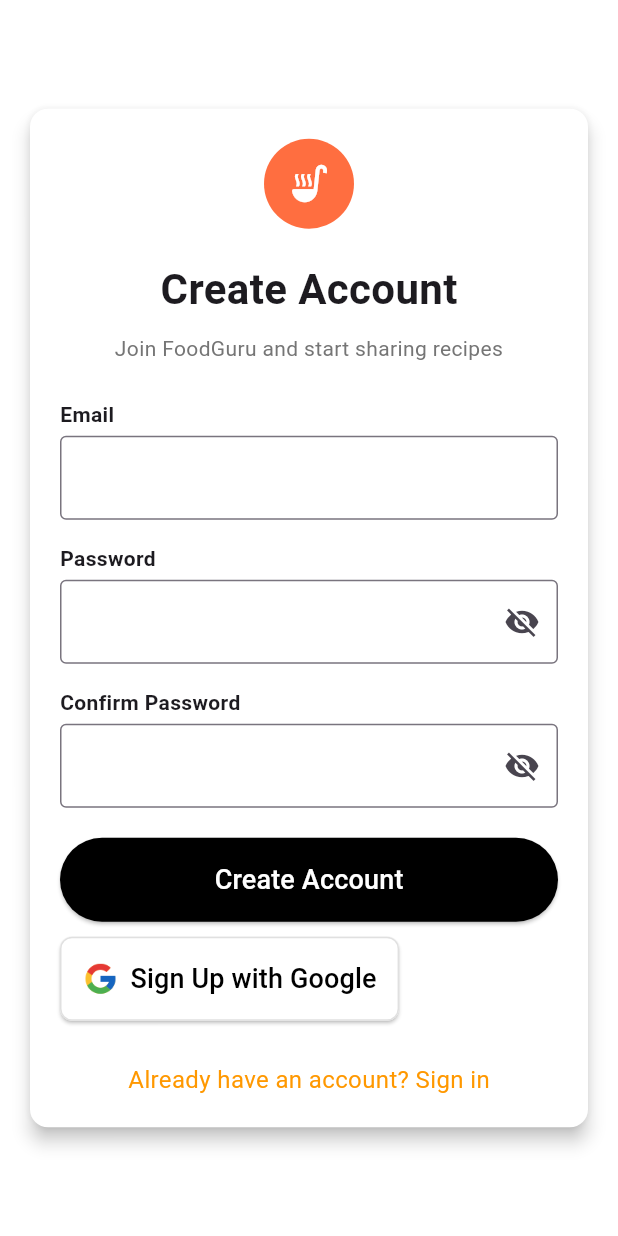
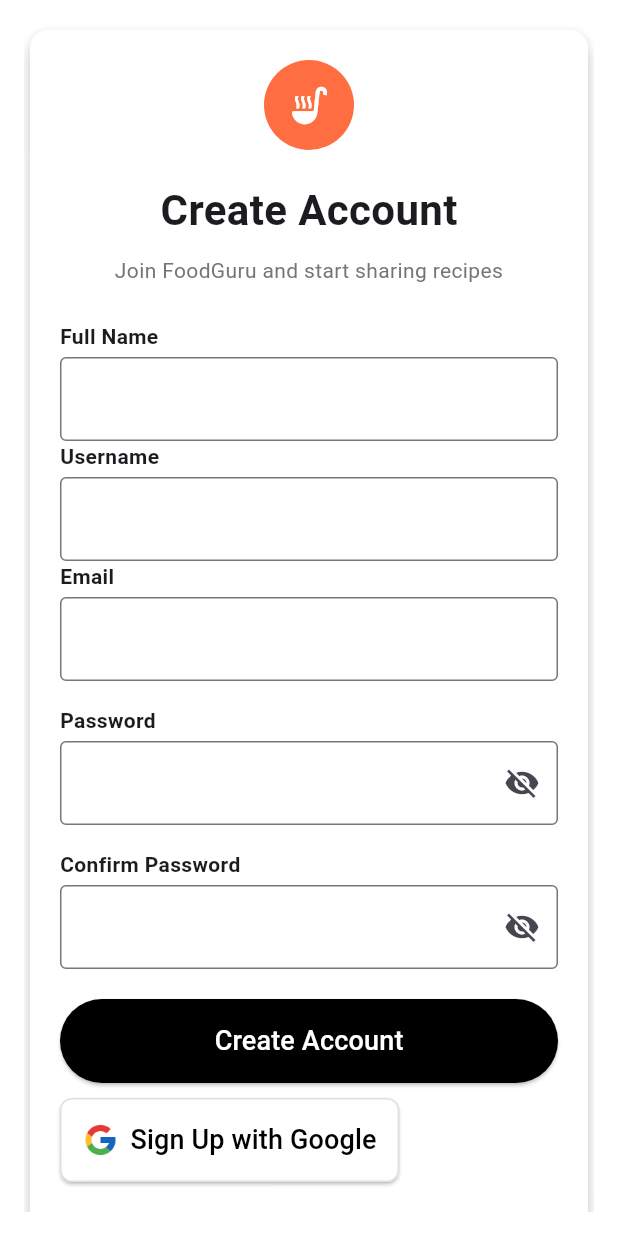
Before and after one commit to APrimero12/food-guru-app, a Flutter app: the SignUpScreen screen opened by its route, on a phone screen of 412 x 824 dp. Run offline on Flutter 3.47's test engine with Material 3 defaults, Android fonts, the phone set to English and light mode, and no system bars; our stand-ins replace firebase_auth, firebase_core, google_sign_in; accounts and stored records are empty; network calls fail.

Commit message:
Added the missing fields in the sign up page

```diff
--- a/lib/views/home_navigation.dart
+++ b/lib/views/home_navigation.dart
@@ -25,7 +25,7 @@ class _MyExplorePageState extends State<MyExplorePage> {
   int _bottomNavIndex = 0; // Tracks the selected item in the BottomNavigationBar
   AppView _currentAppView = AppView.homeTabs; // Tracks the currently displayed main view
 
-  // IMPORTANT: This list now represents ONLY the pages accessible via the BottomNavigationBar
+  //This list now represents ONLY the pages accessible via the BottomNavigationBar
   final List<Widget> _bottomNavPages = const [
     ExploreContent(),
     FriendsPage(),
--- a/lib/views/login/signup_screen.dart
+++ b/lib/views/login/signup_screen.dart
@@ -11,6 +11,8 @@ class SignUpScreen extends StatefulWidget {
 }
 
 class _SignUpScreenState extends State<SignUpScreen> {
+  final _fullNameController = TextEditingController();
+  final _usernameController = TextEditingController();
   final _emailController = TextEditingController();
   final _passwordController = TextEditingController();
   final _confirmPasswordController = TextEditingController();
@@ -22,6 +24,8 @@ class _SignUpScreenState extends State<SignUpScreen> {
 
   @override
   void dispose() {
+    _fullNameController.dispose();
+    _emailController.dispose();
     _emailController.dispose();
     _passwordController.dispose();
     _confirmPasswordController.dispose();
@@ -30,11 +34,15 @@ class _SignUpScreenState extends State<SignUpScreen> {
 
   Future<void> _signUp() async {
     final authService = Provider.of<AuthService>(context, listen: false); // Access AuthService via Provider
+
+    final fullName = _fullNameController.text.trim();
+    final username = _usernameController.text.trim();
     final email = _emailController.text.trim();
     final password = _passwordController.text;
     final confirm = _confirmPasswordController.text;
 
-    if (email.isEmpty || password.isEmpty || confirm.isEmpty) {
+    if (fullName.isEmpty || username.isEmpty || email.isEmpty
+        || password.isEmpty || confirm.isEmpty) {
       setState(() => _errorMessage = 'Please fill in all fields.');
       return;
     }
@@ -163,6 +171,25 @@ class _SignUpScreenState extends State<SignUpScreen> {
                       ),
                     ),
                     SizedBox(height: 24),
+                    // User sign up full name inputs
+                    Text('Full Name', style: TextStyle(fontWeight: FontWeight.bold)),
+                    SizedBox(height: 4),
+                    TextField(
+                      controller: _fullNameController,
+                      decoration: InputDecoration(border: OutlineInputBorder()),
+                      keyboardType: TextInputType.name,
+                      enabled: !_isLoading,
+                    ),
+                    // user username inputs
+                    Text('Username', style: TextStyle(fontWeight: FontWeight.bold)),
+                    SizedBox(height: 4),
+                    TextField(
+                      controller: _usernameController,
+                      decoration: InputDecoration(border: OutlineInputBorder()),
+                      keyboardType: TextInputType.name,
+                      enabled: !_isLoading,
+                    ),
+                    // user email inputs
                     Text('Email', style: TextStyle(fontWeight: FontWeight.bold)),
                     SizedBox(height: 4),
                     TextField(
@@ -172,6 +199,7 @@ class _SignUpScreenState extends State<SignUpScreen> {
                       enabled: !_isLoading,
                     ),
                     SizedBox(height: 16),
+                    // user password inputs
                     Text('Password', style: TextStyle(fontWeight: FontWeight.bold)),
                     SizedBox(height: 4),
                     TextField(
@@ -190,6 +218,7 @@ class _SignUpScreenState extends State<SignUpScreen> {
                       enabled: !_isLoading,
                     ),
                     SizedBox(height: 16),
+                    // user confirm password inputs
                     Text('Confirm Password',
                         style: TextStyle(fontWeight: FontWeight.bold)),
                     SizedBox(height: 4),
--- a/pubspec.yaml
+++ b/pubspec.yaml
@@ -19,7 +19,7 @@ publish_to: 'none' # Remove this line if you wish to publish to pub.dev
 version: 1.0.0+1
 
 environment:
-  sdk: ^3.11.0
+  sdk: ^3.10.0
 
 # Dependencies specify other packages that your package needs in order to work.
 # To automatically upgrade your package dependencies to the latest versions
```
